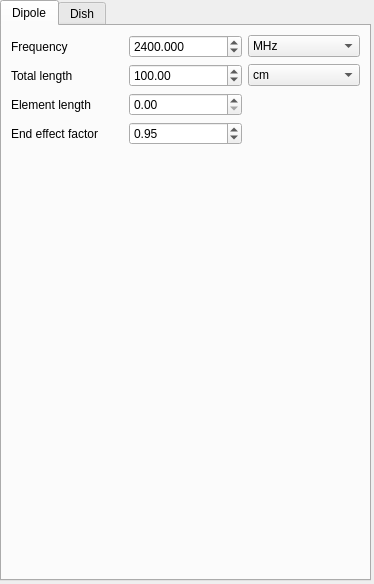
First picture: the form in plugins/feature/antennatools/antennatoolsgui.ui, repository f4exb/sdrangel, before the edit.
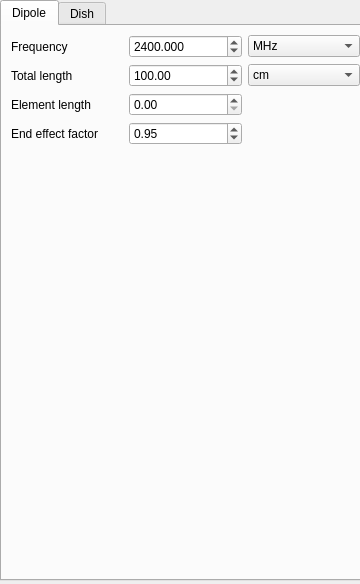
Second picture: the form after the edit. The open tabs and pages were chosen to show the change. Icons and pictures are not drawn. Custom widgets are drawn as their Qt base class.

Commit message: Adjust some plugin window constraints so they work better with stack layout

Diff of the .ui file:
```diff
--- a/plugins/feature/antennatools/antennatoolsgui.ui
+++ b/plugins/feature/antennatools/antennatoolsgui.ui
@@ -6,25 +6,25 @@
    <rect>
     <x>0</x>
     <y>0</y>
-    <width>374</width>
+    <width>360</width>
     <height>584</height>
    </rect>
   </property>
   <property name="sizePolicy">
-   <sizepolicy hsizetype="Fixed" vsizetype="Fixed">
+   <sizepolicy hsizetype="Expanding" vsizetype="Fixed">
     <horstretch>0</horstretch>
     <verstretch>0</verstretch>
    </sizepolicy>
   </property>
   <property name="minimumSize">
    <size>
-    <width>374</width>
+    <width>360</width>
     <height>584</height>
    </size>
   </property>
   <property name="maximumSize">
    <size>
-    <width>374</width>
+    <width>560</width>
     <height>584</height>
    </size>
   </property>
```
Left out of the diff: 6 changed lines with no effect on the pictures. The commit also changes 6 other files.
